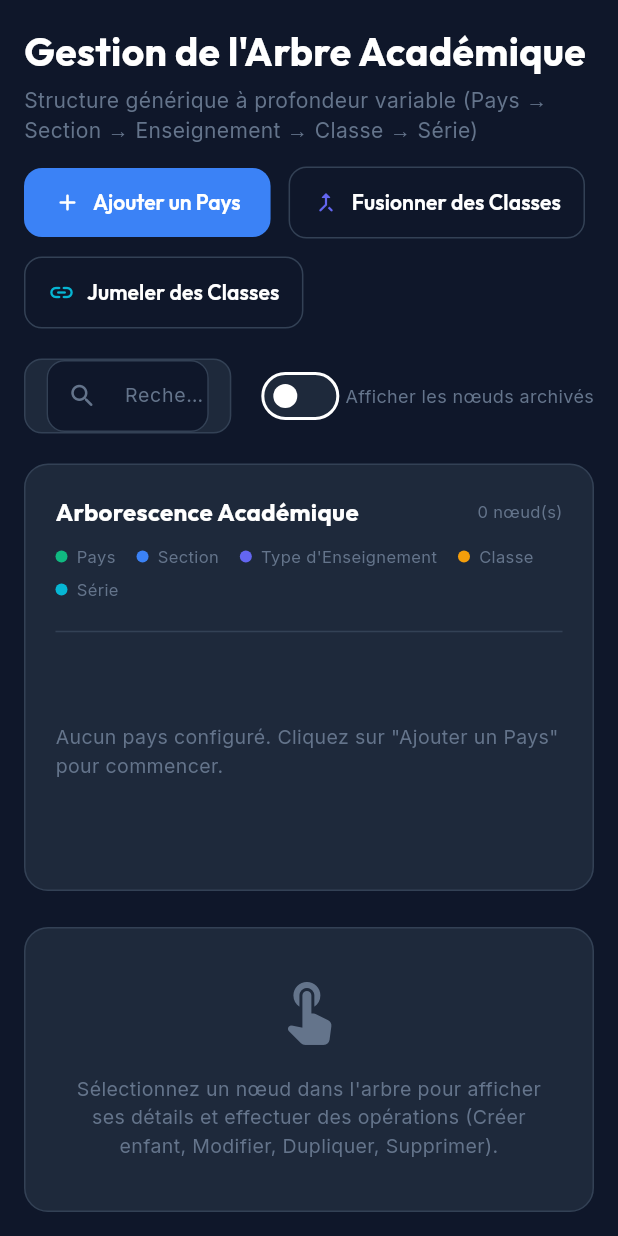
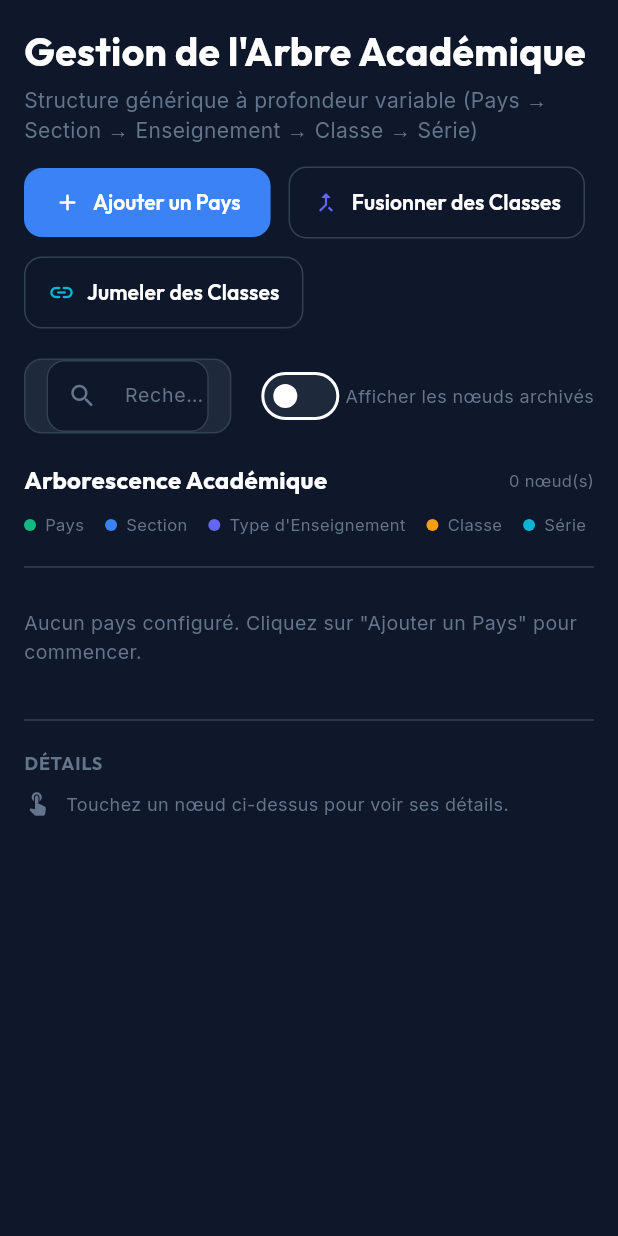
Before and after one commit to ahdybau1/elearning_platform, a Flutter app: the AcademicTreeScreen widget shown alone on an empty page, opened directly, on a phone screen of 412 x 824 dp. Run offline on Flutter 3.47's test engine with Material 3 defaults, Android fonts, the phone set to English and light mode, and no system bars; our stand-ins replace file_picker, flutter_dotenv, flutter_riverpod, google_fonts, image_picker, pdf and 3 more; missing offline and left inert: dart:html; accounts and stored records are empty.

Commit message:
Corrige les vrais bugs mobiles trouvés sur le tunnel réel (admin_app)
Retour utilisateur explicite et répété (2026-09-01) : "trop de box et d'élément dans un même
interface" — le vrai problème n'était pas un débordement mais une structure desktop reflouée : sous
900px, l'arbre académique et le panneau de détail restaient chacun enveloppés dans leur propre
Container bordé (fond légèrement plus clair, coins arrondis, bordure), empilés — une boîte dans une
boîte, sans raison de l'être puisqu'elles sont déjà seules sur un écran déjà borné. Même principe que
l'exemple donné par l'utilisateur : WhatsApp mobile n'est pas WhatsApp desktop replié, c'est une
structure différente.

academic_tree_screen.dart : sur mobile, plus aucun Container décoré autour de l'arbre ni du panneau
détail — un simple intitulé de section (petites majuscules grises) + un Divider les remplacent, et
tout tient dans UNE seule liste qui défile (jamais de scroll imbriqué, contrairement à avant où
chaque panneau avait son propre ListView borné). L'état vide "sélectionnez un nœud" devient un indice
sur une seule ligne (icône + texte) au lieu d'un grand encadré centré qui occupait la moitié de
l'écran pour ne rien dire. Le layout desktop (deux panneaux encadrés côte à côte) est strictement
inchangé — la séparation visuelle s'y justifie, ce n'est pas la même situation.

Direction validée au préalable via une maquette de comparaison avant/après construite avec les vraies
couleurs et polices de l'app (Slate 900/800, Outfit/Inter) avant de toucher au code.

Vérifié : flutter analyze propre (1 lint info pré-existant sans rapport). Rebuild release + capture
d'écran Playwright sur le vrai lien tunnel confirmant le rendu plat avec de vraies données
(Cameroun → Section Francophone), sans aucune carte bordée redondante.

Co-Authored-By: Claude Sonnet 5 <noreply@anthropic.com>

```diff
--- a/admin_app/lib/features/academic_tree/screens/academic_tree_screen.dart
+++ b/admin_app/lib/features/academic_tree/screens/academic_tree_screen.dart
@@ -250,14 +250,21 @@ class _AcademicTreeScreenState extends ConsumerState<AcademicTreeScreen> {
           // Row (les deux sont des Flex) — sous 900px, on passe donc en pile verticale plutôt
           // qu'en 2 colonnes écrasées à ~40% de large chacune (retour utilisateur réel, arbre et
           // fiche détail illisibles sur mobile, 2026-08-30), sans dupliquer le contenu.
+          // Sous 900px, l'arbre et le panneau détail n'étaient plus deux colonnes côte à côte
+          // mais deux CARTES bordées empilées — visuellement une boîte dans une boîte, sans
+          // raison de l'être puisqu'elles sont déjà seules sur un écran borné (retour
+          // utilisateur réel très explicite, 2026-09-01 : "trop de box et d'élément dans un
+          // même interface" — même principe que WhatsApp mobile vs desktop : pas la même
+          // structure repliée, une structure différente). Sur mobile : plus de Container
+          // bordé du tout, juste un intitulé de section + un Divider, tout dans UNE seule
+          // liste qui défile — jamais de scroll imbriqué. Le layout desktop (deux panneaux
+          // encadrés côte à côte) reste inchangé, la séparation visuelle s'y justifie.
           Expanded(
             child: Builder(
               builder: (context) {
                 final isMobile = MediaQuery.of(context).size.width < 900;
-                final children = [
-                  Expanded(
-                    flex: 3,
-                    child: treeAsync.when(
+
+                return treeAsync.when(
                   data: (tree) {
                     final byId = _flattenById(tree);
                     // Resynchronise la fiche sélectionnée avec les données fraîches du stream
@@ -274,19 +281,8 @@ class _AcademicTreeScreenState extends ConsumerState<AcademicTreeScreen> {
                         .where((n) => _matchesSearch(n, _searchQuery))
                         .toList();
 
-                        return Container(
-                          padding: const EdgeInsets.all(20),
-                          decoration: BoxDecoration(
-                            color: AppTheme.primarySurface,
-                            borderRadius: BorderRadius.circular(16),
-                            border: Border.all(color: AppTheme.primaryBorder),
-                          ),
-                          child: Column(
-                            crossAxisAlignment: CrossAxisAlignment.start,
-                            children: [
-                              Row(
-                                mainAxisAlignment:
-                                    MainAxisAlignment.spaceBetween,
+                    final treeHeader = Row(
+                      mainAxisAlignment: MainAxisAlignment.spaceBetween,
                       children: [
                         Expanded(
                           child: Text(
@@ -309,9 +305,8 @@ class _AcademicTreeScreenState extends ConsumerState<AcademicTreeScreen> {
                           ),
                         ),
                       ],
-                              ),
-                              const SizedBox(height: 10),
-                              Wrap(
+                    );
+                    final typeLegend = Wrap(
                       spacing: 14,
                       runSpacing: 6,
                       children: NodeType.values
@@ -323,9 +318,7 @@ class _AcademicTreeScreenState extends ConsumerState<AcademicTreeScreen> {
                                   width: 8,
                                   height: 8,
                                   decoration: BoxDecoration(
-                                              color:
-                                                  nodeTypeColors[t] ??
-                                                  AppTheme.textMuted,
+                                    color: nodeTypeColors[t] ?? AppTheme.textMuted,
                                     shape: BoxShape.circle,
                                   ),
                                 ),
@@ -341,57 +334,143 @@ class _AcademicTreeScreenState extends ConsumerState<AcademicTreeScreen> {
                             ),
                           )
                           .toList(),
-                              ),
+                    );
+                    final treeEmptyMessage = tree.isEmpty
+                        ? 'Aucun pays configuré. Cliquez sur "Ajouter un Pays" pour commencer.'
+                        : visibleRoots.isEmpty
+                        ? 'Aucun résultat pour "$_searchQuery".'
+                        : null;
+                    final treeNodeWidgets = visibleRoots
+                        .map((node) => _buildTreeNodeWidget(node, level: 0))
+                        .toList();
+
+                    final detailWhenEmpty = isMobile
+                        // Mobile : un indice tenant sur une ligne, pas un grand encadré vide
+                        // qui occupe la moitié de l'écran pour ne rien dire.
+                        ? Row(
+                            children: [
+                              const Icon(
+                                Icons.touch_app_rounded,
+                                size: 18,
+                                color: AppTheme.textMuted,
+                              ),
+                              const SizedBox(width: 10),
+                              Expanded(
+                                child: Text(
+                                  'Touchez un nœud ci-dessus pour voir ses détails.',
+                                  style: GoogleFonts.inter(
+                                    fontSize: 12,
+                                    color: AppTheme.textMuted,
+                                  ),
+                                ),
+                              ),
+                            ],
+                          )
+                        : Center(
+                            child: Column(
+                              mainAxisAlignment: MainAxisAlignment.center,
+                              children: [
+                                const Icon(
+                                  Icons.touch_app_rounded,
+                                  size: 48,
+                                  color: AppTheme.textMuted,
+                                ),
+                                const SizedBox(height: 16),
+                                Text(
+                                  'Sélectionnez un nœud dans l\'arbre pour afficher ses détails et effectuer des opérations (Créer enfant, Modifier, Dupliquer, Supprimer).',
+                                  textAlign: TextAlign.center,
+                                  style: GoogleFonts.inter(
+                                    fontSize: 13,
+                                    color: AppTheme.textMuted,
+                                  ),
+                                ),
+                              ],
+                            ),
+                          );
+                    final detailContent = _selectedNode == null
+                        ? detailWhenEmpty
+                        : _buildNodeDetailsInspector(_selectedNode!, tree);
+
+                    if (isMobile) {
+                      return ListView(
+                        children: [
+                          treeHeader,
+                          const SizedBox(height: 10),
+                          typeLegend,
+                          const SizedBox(height: 12),
+                          const Divider(),
+                          const SizedBox(height: 4),
+                          if (treeEmptyMessage != null)
+                            Padding(
+                              padding: const EdgeInsets.symmetric(vertical: 16),
+                              child: Text(
+                                treeEmptyMessage,
+                                style: GoogleFonts.inter(
+                                  fontSize: 13,
+                                  color: AppTheme.textMuted,
+                                ),
+                              ),
+                            )
+                          else
+                            ...treeNodeWidgets,
+                          const SizedBox(height: 12),
+                          const Divider(),
+                          const SizedBox(height: 12),
+                          Text(
+                            _selectedNode == null
+                                ? 'DÉTAILS'
+                                : _selectedNode!.name.toUpperCase(),
+                            style: GoogleFonts.outfit(
+                              fontSize: 12,
+                              fontWeight: FontWeight.bold,
+                              letterSpacing: 0.6,
+                              color: AppTheme.textMuted,
+                            ),
+                          ),
+                          const SizedBox(height: 10),
+                          detailContent,
+                        ],
+                      );
+                    }
+
+                    return Row(
+                      crossAxisAlignment: CrossAxisAlignment.start,
+                      children: [
+                        Expanded(
+                          flex: 3,
+                          child: Container(
+                            padding: const EdgeInsets.all(20),
+                            decoration: BoxDecoration(
+                              color: AppTheme.primarySurface,
+                              borderRadius: BorderRadius.circular(16),
+                              border: Border.all(color: AppTheme.primaryBorder),
+                            ),
+                            child: Column(
+                              crossAxisAlignment: CrossAxisAlignment.start,
+                              children: [
+                                treeHeader,
+                                const SizedBox(height: 10),
+                                typeLegend,
                                 const SizedBox(height: 12),
                                 const Divider(),
                                 Expanded(
-                                child: tree.isEmpty
+                                  child: treeEmptyMessage != null
                                       ? Center(
                                           child: Text(
-                                          'Aucun pays configuré. Cliquez sur "Ajouter un Pays" pour commencer.',
+                                            treeEmptyMessage,
                                             style: GoogleFonts.inter(
                                               fontSize: 13,
                                               color: AppTheme.textMuted,
                                             ),
                                           ),
                                         )
-                                    : visibleRoots.isEmpty
-                                    ? Center(
-                                        child: Text(
-                                          'Aucun résultat pour "$_searchQuery".',
-                                          style: GoogleFonts.inter(
-                                            fontSize: 13,
-                                            color: AppTheme.textMuted,
-                                          ),
-                                        ),
-                                      )
-                                    : ListView(
-                                        children: visibleRoots
-                                            .map(
-                                              (node) => _buildTreeNodeWidget(
-                                                node,
-                                                level: 0,
-                                              ),
-                                            )
-                                            .toList(),
-                                      ),
-                              ),
-                            ],
-                          ),
-                        );
-                      },
-                      loading: () =>
-                          const Center(child: CircularProgressIndicator()),
-                      error: (err, _) => Center(
-                        child: Text(
-                          'Erreur: $err',
-                          style: GoogleFonts.inter(color: AppTheme.accentRose),
-                        ),
-                      ),
-                    ),
-                  ),
-                  SizedBox(width: isMobile ? 0 : 24, height: isMobile ? 24 : 0),
-
+                                      : ListView(children: treeNodeWidgets),
+                                ),
+                              ],
+                            ),
+                          ),
+                        ),
+                        const SizedBox(width: 24),
                         Expanded(
                           flex: 2,
                           child: Container(
@@ -401,40 +480,20 @@ class _AcademicTreeScreenState extends ConsumerState<AcademicTreeScreen> {
                               borderRadius: BorderRadius.circular(16),
                               border: Border.all(color: AppTheme.primaryBorder),
                             ),
-                      child: _selectedNode == null
-                          ? Center(
-                              child: Column(
-                                mainAxisAlignment: MainAxisAlignment.center,
-                                children: [
-                                  const Icon(
-                                    Icons.touch_app_rounded,
-                                    size: 48,
-                                    color: AppTheme.textMuted,
-                                  ),
-                                  const SizedBox(height: 16),
-                                  Text(
-                                    'Sélectionnez un nœud dans l\'arbre pour afficher ses détails et effectuer des opérations (Créer enfant, Modifier, Dupliquer, Supprimer).',
-                                    textAlign: TextAlign.center,
-                                    style: GoogleFonts.inter(
-                                      fontSize: 13,
-                                      color: AppTheme.textMuted,
-                                    ),
-                                  ),
-                                ],
-                              ),
-                            )
-                          : _buildNodeDetailsInspector(
-                              _selectedNode!,
-                              treeAsync.valueOrNull ?? const [],
-                            ),
-                    ),
-                  ),
-                ];
-                return isMobile
-                    ? Column(children: children)
-                    : Row(
-                        crossAxisAlignment: CrossAxisAlignment.start,
-                        children: children,
+                            child: detailContent,
+                          ),
+                        ),
+                      ],
+                    );
+                  },
+                  loading: () =>
+                      const Center(child: CircularProgressIndicator()),
+                  error: (err, _) => Center(
+                    child: Text(
+                      'Erreur: $err',
+                      style: GoogleFonts.inter(color: AppTheme.accentRose),
+                    ),
+                  ),
                 );
               },
             ),
```
Lines whose indentation alone changed are shown as unchanged.
